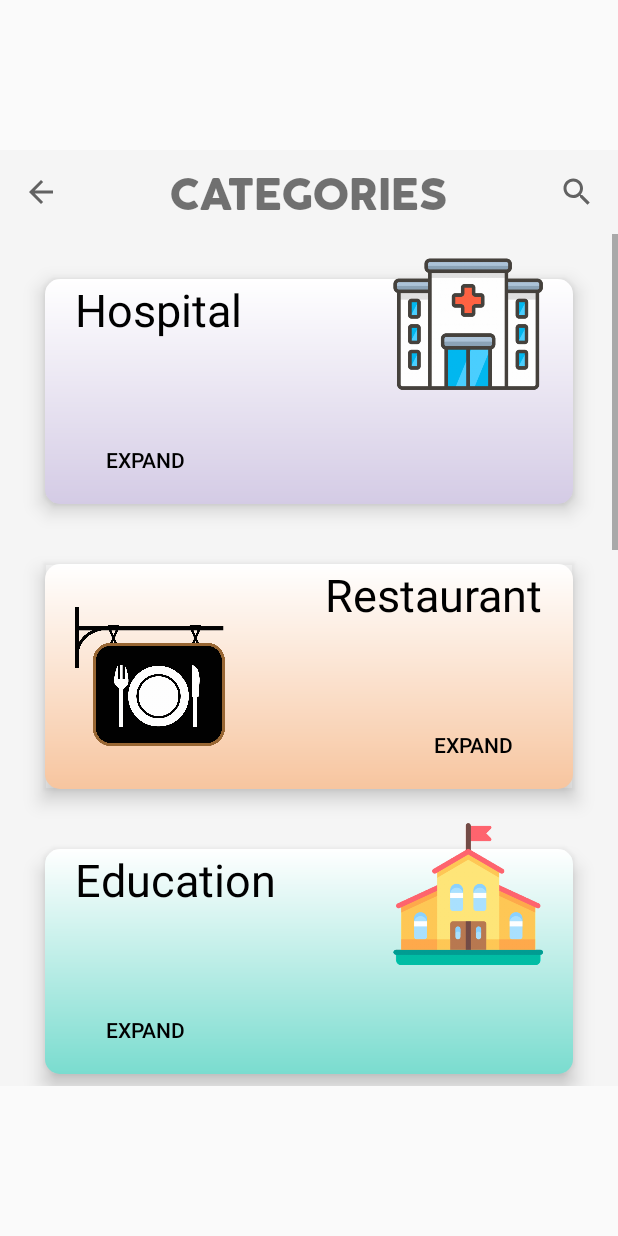
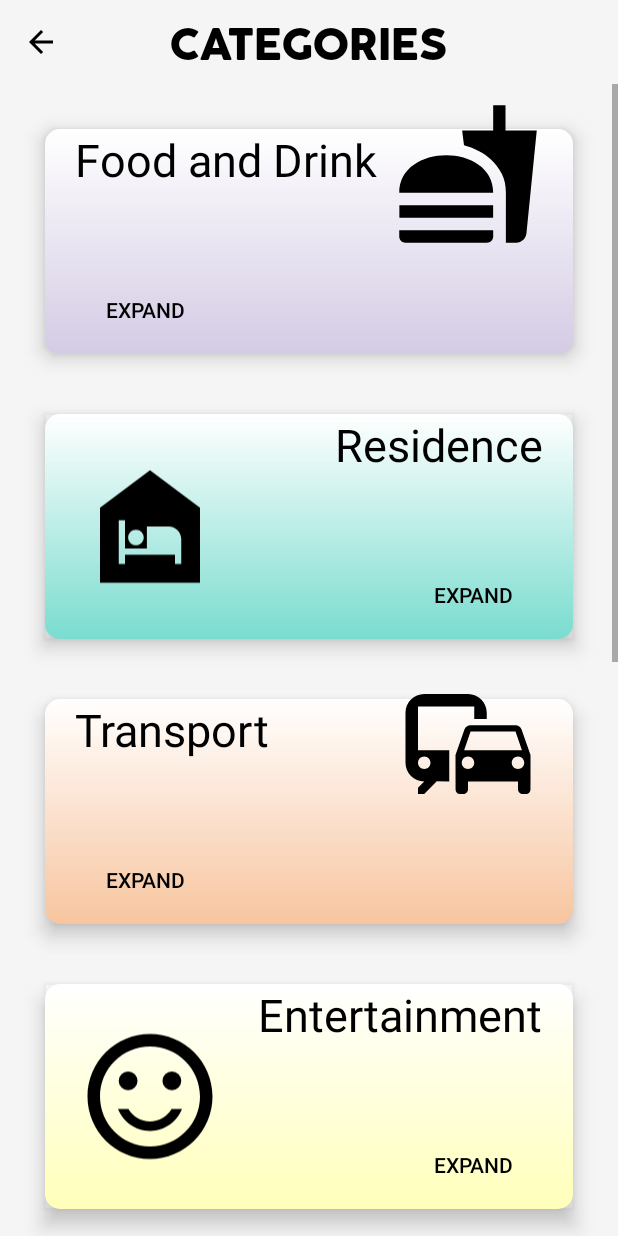
Before and after one commit to sergheiz/myUzhapp, an Android app: the AllCategories screen opened directly, with no data from a screen before it, on a phone screen of 412 x 824 dp. Run offline under Robolectric (Android 15) with nearby library versions, the light colour scheme and no system bars; Roboto replaces fonts that are not available here.

```diff
--- a/app/build.gradle
+++ b/app/build.gradle
@@ -41,7 +41,7 @@ dependencies {
     implementation 'com.google.android.material:material:1.2.1'
 
 
-    implementation 'com.google.firebase:firebase-database:19.5.1'
+    implementation 'com.google.firebase:firebase-database:19.6.0'
     implementation 'com.google.firebase:firebase-auth:20.0.1'
     implementation 'androidx.browser:browser:1.3.0'
 
--- a/app/src/main/res/drawable/general_back_icon.xml
+++ b/app/src/main/res/drawable/general_back_icon.xml
@@ -3,7 +3,7 @@
     android:height="24dp"
     android:viewportWidth="24"
     android:viewportHeight="24"
-    android:tint="?attr/colorControlNormal">
+    android:tint="@color/Black">
   <path
       android:fillColor="@android:color/white"
       android:pathData="M20,11H7.83l5.59,-5.59L12,4l-8,8 8,8 1.41,-1.41L7.83,13H20v-2z"/>
--- a/app/src/main/res/layout/activity_all_categories.xml
+++ b/app/src/main/res/layout/activity_all_categories.xml
@@ -4,7 +4,6 @@
     xmlns:tools="http://schemas.android.com/tools"
     android:layout_width="match_parent"
     android:layout_height="match_parent"
-    android:layout_marginVertical="100dp"
     tools:context=".Common.Categories.AllCategories"
     android:background="@color/lightWhite"
     android:transitionName="transition_Categories"
@@ -23,20 +22,14 @@
             android:padding="15dp"
             android:src="@drawable/general_back_icon" />
 
-        <ImageView
-            android:layout_width="wrap_content"
-            android:layout_height="wrap_content"
-            android:layout_alignParentRight="true"
-            android:layout_centerVertical="true"
-            android:padding="15dp"
-            android:src="@drawable/search_icon" />
 
         <TextView
             android:layout_width="wrap_content"
             android:layout_height="wrap_content"
-            android:text="Categories"
+            android:text="@string/categories"
             android:layout_centerInParent="true"
             android:textSize="30sp"
+            android:textColor="@color/Black"
             android:textAllCaps="true"
             android:fontFamily="@font/cocogoose_black"/>
 
@@ -70,7 +63,7 @@
                         android:layout_width="wrap_content"
                         android:layout_height="wrap_content"
                         android:fontFamily="@font/baloo"
-                        android:text="Hospital"
+                        android:text="@string/food"
                         android:textColor="@color/Black"
                         android:textSize="30sp" />
 
@@ -94,7 +87,7 @@
                     android:layout_margin="-30dp"
                     android:layout_marginRight="40dp"
                     android:elevation="8dp"
-                    android:src="@drawable/hospital_image" />
+                    android:src="@drawable/food_icon" />
 
 
             </RelativeLayout>
@@ -109,21 +102,21 @@
                 <RelativeLayout
                     android:layout_width="match_parent"
                     android:layout_height="150dp"
-                    android:background="@drawable/card_3"
+                    android:background="@drawable/card_2"
                     android:paddingRight="20dp">
 
                     <ImageView
                         android:layout_width="100dp"
                         android:layout_height="match_parent"
                         android:layout_marginLeft="20dp"
-                        android:src="@drawable/restaurant_image" />
+                        android:src="@drawable/residence_icon" />
 
                     <TextView
                         android:layout_width="wrap_content"
                         android:layout_height="wrap_content"
                         android:layout_alignParentRight="true"
                         android:fontFamily="@font/baloo"
-                        android:text="Restaurant"
+                        android:text="@string/residence"
                         android:textColor="@color/Black"
                         android:textSize="30sp" />
 
@@ -152,7 +145,7 @@
                     android:layout_width="match_parent"
                     android:layout_height="150dp"
                     android:layout_margin="20dp"
-                    android:background="@drawable/card_2"
+                    android:background="@drawable/card_3"
                     android:elevation="8dp"
                     android:paddingLeft="20dp">
 
@@ -160,7 +153,7 @@
                         android:layout_width="wrap_content"
                         android:layout_height="wrap_content"
                         android:fontFamily="@font/baloo"
-                        android:text="Education"
+                        android:text="@string/transport"
                         android:textColor="@color/Black"
                         android:textSize="30sp" />
 
@@ -184,7 +177,7 @@
                     android:layout_margin="-30dp"
                     android:layout_marginRight="40dp"
                     android:elevation="8dp"
-                    android:src="@drawable/school_image" />
+                    android:src="@drawable/transport_icon" />
 
 
             </RelativeLayout>
@@ -206,14 +199,14 @@
                         android:layout_width="100dp"
                         android:layout_height="match_parent"
                         android:layout_marginLeft="20dp"
-                        android:src="@drawable/shopping_image" />
+                        android:src="@drawable/entertainment_icon" />
 
                     <TextView
                         android:layout_width="wrap_content"
                         android:layout_height="wrap_content"
                         android:layout_alignParentRight="true"
                         android:fontFamily="@font/baloo"
-                        android:text="Shopping"
+                        android:text="@string/entertain"
                         android:textColor="@color/Black"
                         android:textSize="30sp" />
 
@@ -242,7 +235,7 @@
                     android:layout_width="match_parent"
                     android:layout_height="150dp"
                     android:layout_margin="20dp"
-                    android:background="@drawable/card_1"
+                    android:background="@drawable/card_5"
                     android:elevation="8dp"
                     android:paddingLeft="20dp">
 
@@ -250,7 +243,7 @@
                         android:layout_width="wrap_content"
                         android:layout_height="wrap_content"
                         android:fontFamily="@font/baloo"
-                        android:text="Hospital"
+                        android:text="@string/banks"
                         android:textColor="@color/Black"
                         android:textSize="30sp" />
 
@@ -274,7 +267,7 @@
                     android:layout_margin="-30dp"
                     android:layout_marginRight="40dp"
                     android:elevation="8dp"
-                    android:src="@drawable/hospital_image" />
+                    android:src="@drawable/bank_icon" />
 
 
             </RelativeLayout>
@@ -289,21 +282,21 @@
                 <RelativeLayout
                     android:layout_width="match_parent"
                     android:layout_height="150dp"
-                    android:background="@drawable/card_3"
+                    android:background="@drawable/card_6"
                     android:paddingRight="20dp">
 
                     <ImageView
                         android:layout_width="100dp"
                         android:layout_height="match_parent"
                         android:layout_marginLeft="20dp"
-                        android:src="@drawable/restaurant_image" />
+                        android:src="@drawable/shops_icon" />
 
                     <TextView
                         android:layout_width="wrap_content"
                         android:layout_height="wrap_content"
                         android:layout_alignParentRight="true"
                         android:fontFamily="@font/baloo"
-                        android:text="Restaurant"
+                        android:text="@string/shops"
                         android:textColor="@color/Black"
                         android:textSize="30sp" />
 
@@ -332,7 +325,7 @@
                     android:layout_width="match_parent"
                     android:layout_height="150dp"
                     android:layout_margin="20dp"
-                    android:background="@drawable/card_2"
+                    android:background="@drawable/card_7"
                     android:elevation="8dp"
                     android:paddingLeft="20dp">
 
@@ -340,7 +333,7 @@
                         android:layout_width="wrap_content"
                         android:layout_height="wrap_content"
                         android:fontFamily="@font/baloo"
-                        android:text="Education"
+                        android:text="@string/education"
                         android:textColor="@color/Black"
                         android:textSize="30sp" />
 
@@ -364,7 +357,7 @@
                     android:layout_margin="-30dp"
                     android:layout_marginRight="40dp"
                     android:elevation="8dp"
-                    android:src="@drawable/school_image" />
+                    android:src="@drawable/education_icon" />
 
 
             </RelativeLayout>
@@ -379,21 +372,21 @@
                 <RelativeLayout
                     android:layout_width="match_parent"
                     android:layout_height="150dp"
-                    android:background="@drawable/card_4"
+                    android:background="@drawable/card_8"
                     android:paddingRight="20dp">
 
                     <ImageView
                         android:layout_width="100dp"
                         android:layout_height="match_parent"
                         android:layout_marginLeft="20dp"
-                        android:src="@drawable/shopping_image" />
+                        android:src="@drawable/other_icon" />
 
                     <TextView
                         android:layout_width="wrap_content"
                         android:layout_height="wrap_content"
                         android:layout_alignParentRight="true"
                         android:fontFamily="@font/baloo"
-                        android:text="Shopping"
+                        android:text="@string/other"
                         android:textColor="@color/Black"
                         android:textSize="30sp" />
 
--- a/app/src/main/res/values/colors.xml
+++ b/app/src/main/res/values/colors.xml
@@ -20,9 +20,9 @@
     <color name="card1">#d4cbe5</color>
     <color name="card2">#7adccf</color>
     <color name="card3">#f7c59f</color>
-    <color name="card4">#d8d7f5</color>
-    <color name="card5">#ffb3ba</color>
-    <color name="card6">#bae1ff</color>
-    <color name="card7">#ffffba</color>
-    <color name="card8">#baffc9</color>
+    <color name="card4">#ffffba</color>
+    <color name="card5">#baffc9</color>
+    <color name="card6">#ffb3ba</color>
+    <color name="card7">#bae1ff</color>
+    <color name="card8">#d8d7f5</color>
 </resources>
```
Also changed, not shown: app/src/main/AndroidManifest.xml (+8 -3 lines), app/src/main/java/com/example/cityguide/Common/Categories/CategoriesRecyclerAdapter.java (added, +88 -0 lines), app/src/main/java/com/example/cityguide/Common/Categories/FoodAndDrink/MainFoodAndDrink.java (added, +60 -0 lines), app/src/main/java/com/example/cityguide/Common/Place/Place.java (added, +53 -0 lines), app/src/main/java/com/example/cityguide/Common/Place/Place_Activity.java (added, +50 -0 lines), app/src/main/java/com/example/cityguide/User/UserDashboard.java (+29 -11 lines), app/src/main/res/layout/activity_main_food_and_drink.xml (added, +17 -0 lines), app/src/main/res/layout/activity_place.xml (added, +62 -0 lines), app/src/main/res/layout/activity_user_dashboard.xml (+8 -7 lines), app/src/main/res/layout/cardview_item_place.xml (added, +37 -0 lines).
